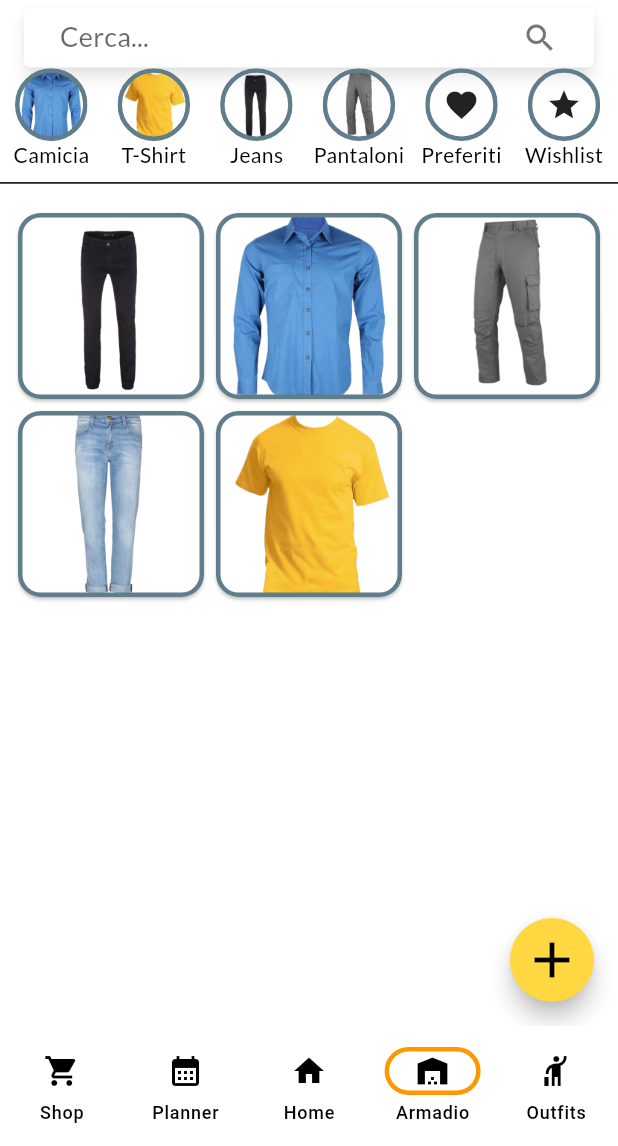
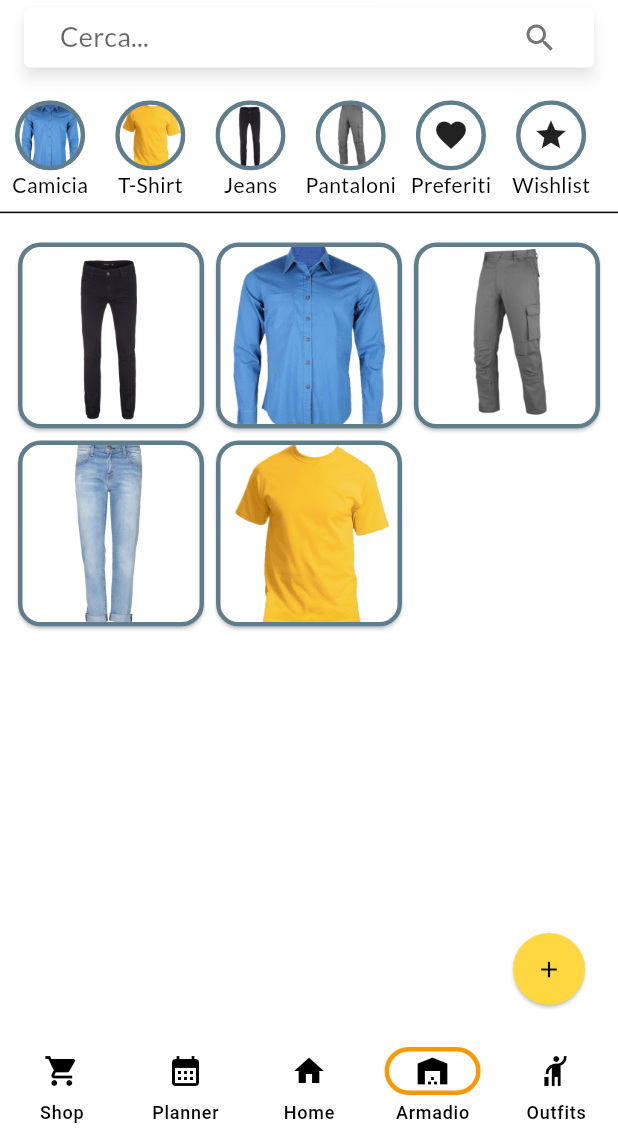
Before and after one commit to Timat-Piderma/cataclothes, a Flutter app: the screen it shows after launch, item 4 of the bottom bar chosen, after a tap on the "add" icon, on a phone screen of 412 x 824 dp, the part 90-1236 px from its top. Run offline on Flutter 3.47's test engine with Material 3 defaults, Android fonts, the phone set to English and light mode, and no system bars; our stand-ins replace google_fonts, image_cropper, image_picker, material_floating_search_bar_2, pie_chart, screenshot; missing offline and left inert: lindi_sticker_widget.

Commit message:
removed scaffold

```diff
--- a/lib/main.dart
+++ b/lib/main.dart
@@ -79,7 +79,7 @@ class _CataClothesAppHomeState extends State<CataClothesAppHome> {
   @override
   Widget build(BuildContext context) {
     return Scaffold(
-      //extendBodyBehindAppBar: true,
+      resizeToAvoidBottomInset: false,
       appBar: PreferredSize(
         preferredSize: const Size.fromHeight(60),
         child: AppBar(
--- a/lib/screen_closet.dart
+++ b/lib/screen_closet.dart
@@ -49,33 +49,15 @@ class _ClosetScreenState extends State<ClosetScreen> {
   Widget build(BuildContext context) {
     return Consumer<DataManager>(
       builder: (context, manager, child) {
-        return Scaffold(
-            floatingActionButton: FloatingActionButton(
-              shape: const CircleBorder(eccentricity: 1),
-              backgroundColor: Colors.amberAccent,
-              child: const Icon(Icons.add, color: Colors.black, size: 40),
-              onPressed: () => {
-                _pickImageFromGallery().then((value) => {
-                      setState(() {
-                        filter = null;
-                        filteredArticles = DataManager().allArticles +
-                            DataManager().wishlistArticles;
-                      })
-                    })
-              },
-            ),
-            body: SingleChildScrollView(
-              physics: const NeverScrollableScrollPhysics(),
-              child: SizedBox(
-                height: computeHeight(),
-                child: Column(children: [
+        return Stack(children: [
+          Column(children: [
             Expanded(
-                      flex: 2,
+                flex: 1,
                 child: CustomSearchBar(
                   func: updateSearchResult,
                 )),
             Expanded(
-                    flex: 3,
+              flex: 1,
               child: ItemHorizontalList(
                 items: buildWidgets(getFilterItems()),
                 type: 0,
@@ -83,7 +65,7 @@ class _ClosetScreenState extends State<ClosetScreen> {
             ),
             const Divider(),
             Expanded(
-                    flex: 28,
+              flex: 8,
               child: ItemGrid(
                 selectable: false,
                 items: filteredArticles,
@@ -103,8 +85,30 @@ class _ClosetScreenState extends State<ClosetScreen> {
               ),
             ),
           ]),
+          Align(
+            alignment: Alignment.bottomRight,
+            child: Padding(
+                padding: const EdgeInsets.all(14.0),
+                child: ElevatedButton(
+                  onPressed: () {
+                    _pickImageFromGallery().then((value) => {
+                          setState(() {
+                            filter = null;
+                            filteredArticles = DataManager().allArticles +
+                                DataManager().wishlistArticles;
+                          })
+                        });
+                  },
+                  style: ElevatedButton.styleFrom(
+                    shape: const CircleBorder(),
+                    padding: EdgeInsets.all(15),
+                    backgroundColor: Colors.amberAccent, // <-- Button color
+                    foregroundColor: Colors.grey, // <-- Splash color
                   ),
-            ));
+                  child: const Icon(Icons.add, color: Colors.black),
+                )),
+          ),
+        ]);
       },
     );
   }
--- a/lib/screen_outfits.dart
+++ b/lib/screen_outfits.dart
@@ -40,36 +40,13 @@ class _OutfitScreenState extends State<OutfitsScreen> {
   Widget build(BuildContext context) {
     return Consumer<DataManager>(
       builder: (context, manager, child) {
-        return Scaffold(
-            floatingActionButton: FloatingActionButton(
-              shape: const CircleBorder(eccentricity: 1),
-              backgroundColor: Colors.amberAccent,
-              child: const Icon(Icons.add, color: Colors.black, size: 40),
-              onPressed: () => {
-                Navigator.push(
-                  context,
-                  MaterialPageRoute(
-                    builder: (context) {
-                      return ScreenOutfitArticleSelect();
-                    },
-                  ),
-                ).then((value) => {
-                      setState(() {
-                        filter = null;
-                        filteredOutfits = DataManager().allOutfits;
-                      })
-                    })
-              },
-            ),
-            body: SingleChildScrollView(
-              child: Container(
-                height: computeHeight(),
-                child: Column(children: [
+        return Stack(
+          children: [
+            Column(children: [
               Expanded(
-                      flex: 2,
-                      child: CustomSearchBar(func: updateSearchResult)),
+                  flex: 1, child: CustomSearchBar(func: updateSearchResult)),
               Expanded(
-                    flex: 3,
+                flex: 1,
                 child: ItemHorizontalList(
                   items: buildWidgets(getFilterItems()),
                   type: 0,
@@ -77,7 +54,7 @@ class _OutfitScreenState extends State<OutfitsScreen> {
               ),
               const Divider(),
               Expanded(
-                    flex: 28,
+                flex: 8,
                 child: ItemGrid(
                   selectable: false,
                   items: filteredOutfits,
@@ -97,8 +74,38 @@ class _OutfitScreenState extends State<OutfitsScreen> {
                 ),
               ),
             ]),
+            Align(
+              alignment: Alignment.bottomRight,
+              child: Padding(
+                padding: const EdgeInsets.all(14.0),
+                child: ElevatedButton(
+                  onPressed: () {
+                    Navigator.push(
+                      context,
+                      MaterialPageRoute(
+                        builder: (context) {
+                          return const ScreenOutfitArticleSelect();
+                        },
                       ),
-            ));
+                    ).then((value) => {
+                          setState(() {
+                            filter = null;
+                            filteredOutfits = DataManager().allOutfits;
+                          })
+                        });
+                  },
+                  style: ElevatedButton.styleFrom(
+                    shape: const CircleBorder(),
+                    padding: EdgeInsets.all(15),
+                    backgroundColor: Colors.amberAccent, // <-- Button color
+                    foregroundColor: Colors.grey, // <-- Splash color
+                  ),
+                  child: const Icon(Icons.add, color: Colors.black),
+                ),
+              ),
+            ),
+          ],
+        );
       },
     );
   }
```
Lines whose indentation alone changed are shown as unchanged.
